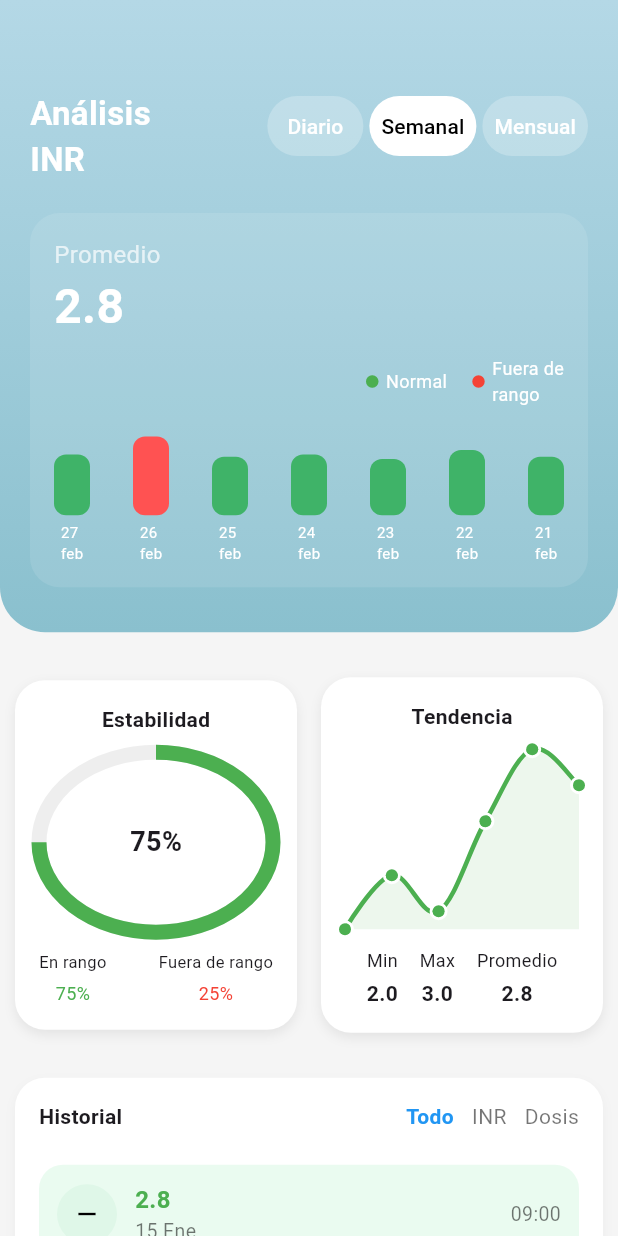
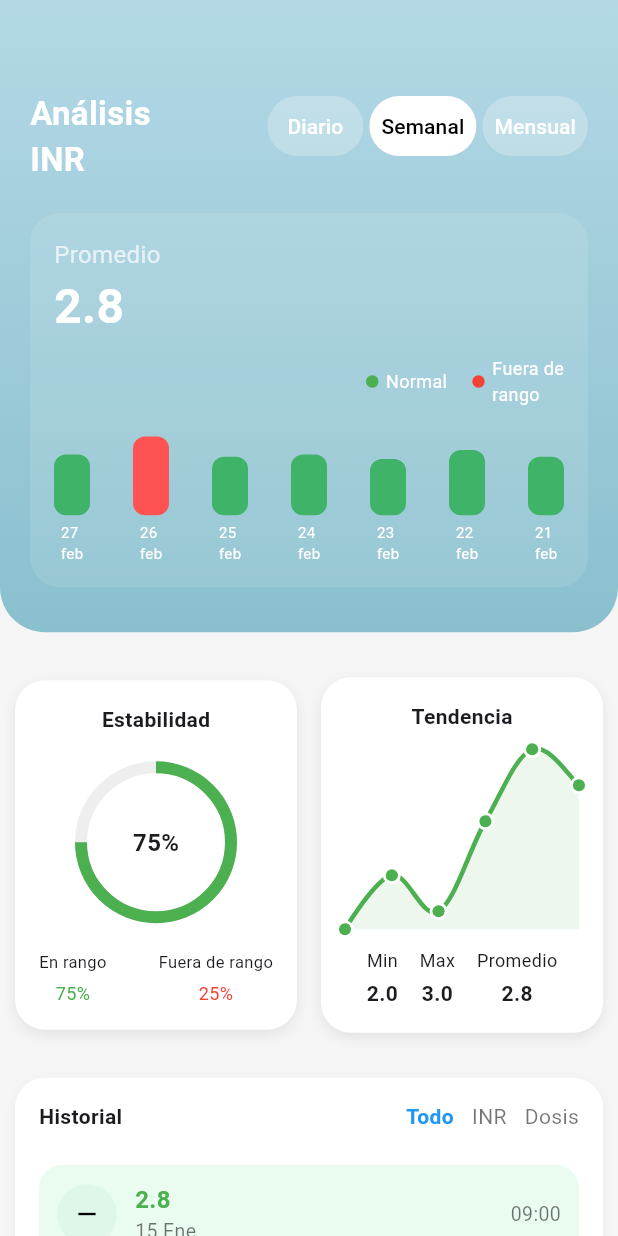
Before and after one commit to FabRangel/INRight, a Flutter app: the Page1 screen opened directly, on a phone screen of 412 x 824 dp. Run offline on Flutter 3.47's test engine with Material 3 defaults, Android fonts, the phone set to English and light mode, and no system bars; drawn by our look-alikes of fl_chart; our stand-ins replace animated_notch_bottom_bar, firebase_core, shared_preferences; accounts and stored records are empty.

Commit message:
fix: ring stability page 2

```diff
--- a/lib/features/home/presentation/widgets/buildEstabilidadCard.dart
+++ b/lib/features/home/presentation/widgets/buildEstabilidadCard.dart
@@ -28,24 +28,27 @@ class buildEstabilidadCard extends StatelessWidget {
           const SizedBox(height: 12),
 
           // Simulación de anillo
-          Stack(
+          SizedBox(
+            height: 120, //
+            child: Stack(
               alignment: Alignment.center,
               children: [
                 SizedBox(
-                width: double.infinity,
-                height: 120,
+                  width: 100,
+                  height: 100,
                   child: CircularProgressIndicator(
                     value: 0.75,
-                  strokeWidth: 10,
+                    strokeWidth: 8,
                     backgroundColor: Colors.grey[200],
                     color: Colors.green,
                   ),
                 ),
                 const Text(
                   '75%',
-                style: TextStyle(fontSize: 18, fontWeight: FontWeight.bold),
+                  style: TextStyle(fontSize: 16, fontWeight: FontWeight.bold),
                 ),
               ],
+            ),
           ),
 
           const SizedBox(height: 12),
```
Lines whose indentation alone changed are shown as unchanged.
